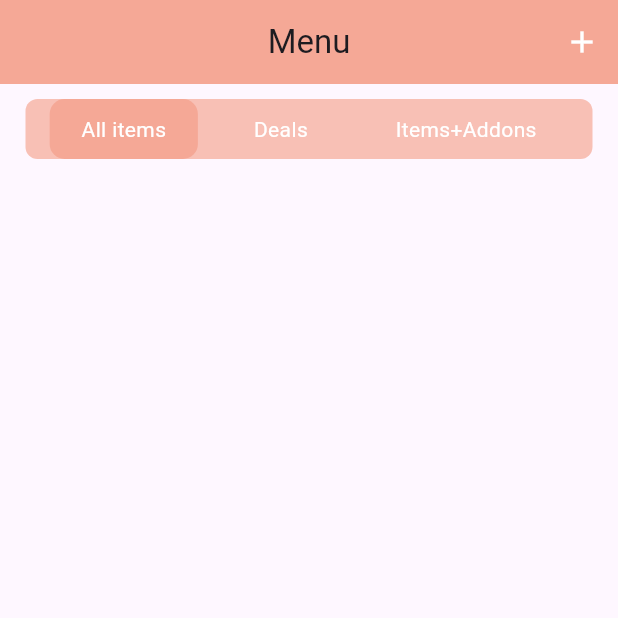
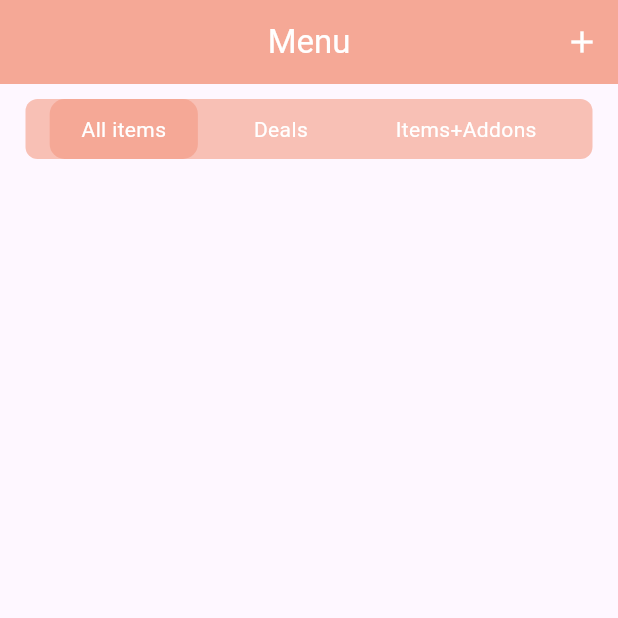
Before and after one commit to ED209Repo/APVendor, a Flutter app: the screen it shows after launch, item 5 of the bottom bar chosen, on a phone screen of 412 x 824 dp, the top half of it. Run offline on Flutter 3.47's test engine with Material 3 defaults, Android fonts, the phone set to English and light mode, and no system bars; drawn by our look-alikes of flashy_tab_bar2; our stand-ins replace cool_alert, country_picker, expansion_tile_card, fl_chart, flutter_swipe_action_cell, image_picker and 5 more; generated files the repository leaves out were written again.

Commit message:
recent
h

```diff
--- a/lib/HomeScreenTabbar.dart
+++ b/lib/HomeScreenTabbar.dart
@@ -124,7 +124,7 @@ class _SlidingSegmentedControlDemoState
   Widget build(BuildContext context) {
     return Scaffold(
       appBar: AppBar(
-        title: Text(AppLocalizations.of(context)!.orderqueue),
+        title: Text(AppLocalizations.of(context)!.orderqueue, style: TextStyle(color: Colors.white)),
         backgroundColor: AppColors.themeColor2,
         centerTitle: true,
         automaticallyImplyLeading: false,
--- a/lib/MenuScreen.dart
+++ b/lib/MenuScreen.dart
@@ -44,7 +44,7 @@ class _MenuScreenState extends State<MenuScreen> {
   Widget build(BuildContext context) {
     return Scaffold(
       appBar: AppBar(
-        title: Text(AppLocalizations.of(context)!.menu),
+        title: Text(AppLocalizations.of(context)!.menu, style: TextStyle(color: Colors.white),),
         backgroundColor: AppColors.themeColor,
         automaticallyImplyLeading: false,
         centerTitle: true,
--- a/lib/dashboardscreen.dart
+++ b/lib/dashboardscreen.dart
@@ -45,13 +45,14 @@ class _DashboardScreenState extends State<DashboardScreen> {
 
     return Scaffold(
       appBar: AppBar(
-        title: Text(AppLocalizations.of(context)!.home),
+        title: Text(AppLocalizations.of(context)!.home,style: TextStyle(color: Colors.white,)),
         centerTitle: true,
         backgroundColor: AppColors.themeColor2,
       ),
       drawer: Container(
         width: drawerWidth,
         child: Drawer(
+          backgroundColor: Colors.white,
           child: Container(
             margin: EdgeInsets.only(top: MediaQuery.of(context).padding.top),
             child: ListView.builder(
```
Also changed, not shown: pubspec.lock, 1 other file.
